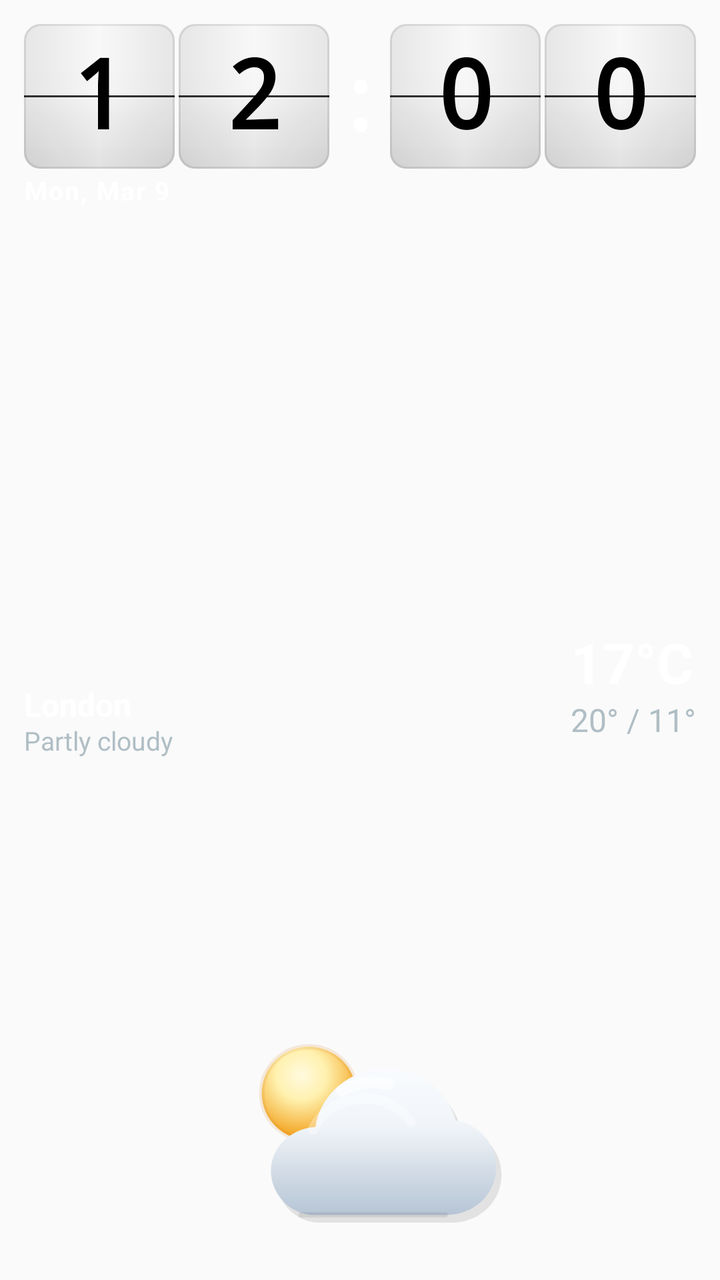
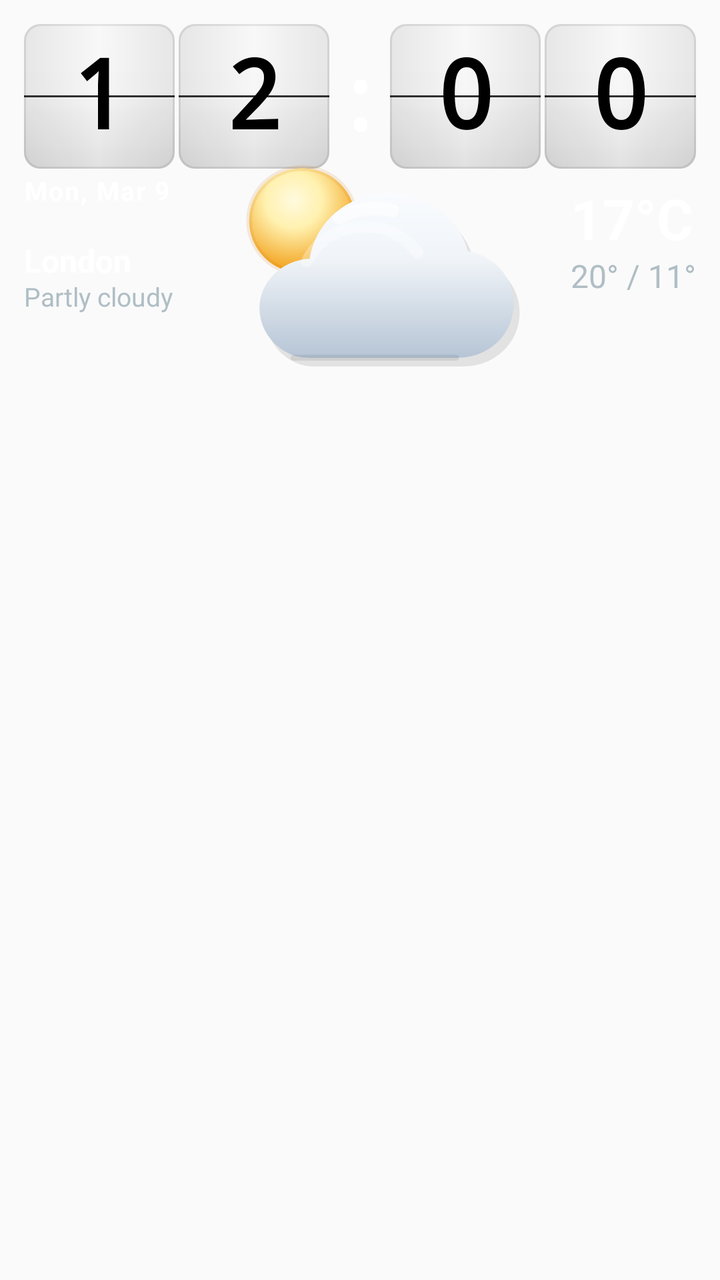

The first picture is an Android layout as it rendered before a commit; the second is the same layout after the commit. The layout source and the unified diff follow.
<!-- AndroidManifest.xml: application theme Theme.ClockWeatherWidget -->
<!-- res/layout/widget_compact_preview.xml -->
<?xml version="1.0" encoding="utf-8"?>
<LinearLayout xmlns:android="http://schemas.android.com/apk/res/android"
    xmlns:tools="http://schemas.android.com/tools"
    android:layout_width="match_parent"
    android:layout_height="match_parent"
    android:background="@android:color/transparent"
    android:clipChildren="false"
    android:clipToPadding="false"
    android:orientation="vertical"
    android:padding="12dp"
    tools:ignore="HardcodedText">

    <include
        layout="@layout/widget_clock_block_preview"
        android:layout_width="match_parent"
        android:layout_height="wrap_content" />

    <TextView
        android:layout_width="wrap_content"
        android:layout_height="wrap_content"
        android:layout_gravity="start"
        android:layout_marginTop="2dp"
        android:layout_marginStart="0dp"
        android:text="Mon, Mar 9"
        android:textColor="@color/widget_text_primary"
        android:textSize="13sp"
        android:textStyle="bold"
        android:letterSpacing="0.05" />

    <include
        layout="@layout/widget_weather_card_preview"
        android:layout_width="match_parent"
        android:layout_height="0dp"
        android:layout_weight="1"
        android:layout_marginTop="2dp" />

</LinearLayout>
<!-- res/layout/widget_clock_block_preview.xml (included above) -->
﻿<?xml version="1.0" encoding="utf-8"?>

<LinearLayout xmlns:android="http://schemas.android.com/apk/res/android"
    xmlns:tools="http://schemas.android.com/tools"
    android:layout_width="match_parent"
    android:layout_height="wrap_content"
    android:gravity="center_vertical"
    android:orientation="horizontal"
    tools:ignore="HardcodedText">

    <FrameLayout
        android:layout_width="0dp"
        android:layout_height="wrap_content"
        android:layout_weight="2">

        <LinearLayout
            android:layout_width="match_parent"
            android:layout_height="wrap_content"
            android:orientation="horizontal">

            <FrameLayout
                android:layout_width="0dp"
                android:layout_height="wrap_content"
                android:layout_weight="1">

                <TextView
                    android:layout_width="match_parent"
                    android:layout_height="wrap_content"
                    android:background="@drawable/flip_digit_bg_light"
                    android:fontFamily="monospace"
        android:fontFeatureSettings="tnum"
                    android:gravity="center"
                    android:includeFontPadding="false"
                    android:padding="8dp"
                    android:text="1"
                    android:textColor="@color/flip_digit_text_light"
                    android:textSize="48sp"
                    android:textStyle="bold" />

                <FrameLayout
                    android:layout_width="match_parent"
                    android:layout_height="1dp"
                    android:layout_gravity="center_vertical"
                    android:background="@drawable/flip_hinge_line" />
            </FrameLayout>

            <FrameLayout
                android:layout_width="0dp"
                android:layout_height="wrap_content"
                android:layout_marginStart="@dimen/flip_digit_gap"
                android:layout_weight="1">

                <TextView
                    android:layout_width="match_parent"
                    android:layout_height="wrap_content"
                    android:background="@drawable/flip_digit_bg_light"
                    android:fontFamily="monospace"
        android:fontFeatureSettings="tnum"
                    android:gravity="center"
                    android:includeFontPadding="false"
                    android:padding="8dp"
                    android:text="2"
                    android:textColor="@color/flip_digit_text_light"
                    android:textSize="48sp"
                    android:textStyle="bold" />

                <FrameLayout
                    android:layout_width="match_parent"
                    android:layout_height="1dp"
                    android:layout_gravity="center_vertical"
                    android:background="@drawable/flip_hinge_line" />
            </FrameLayout>
        </LinearLayout>
    </FrameLayout>

    <TextView
        android:layout_width="wrap_content"
        android:layout_height="wrap_content"
        android:layout_marginStart="@dimen/flip_digit_gap"
        android:layout_marginEnd="@dimen/flip_digit_gap"
        android:fontFamily="monospace"
        android:fontFeatureSettings="tnum"
        android:gravity="center"
        android:text=":"
        android:textColor="@android:color/white"
        android:textSize="44sp"
        android:textStyle="bold" />

    <FrameLayout
        android:layout_width="0dp"
        android:layout_height="wrap_content"
        android:layout_weight="2">

        <LinearLayout
            android:layout_width="match_parent"
            android:layout_height="wrap_content"
            android:orientation="horizontal">

            <FrameLayout
                android:layout_width="0dp"
                android:layout_height="wrap_content"
                android:layout_weight="1">

                <TextView
                    android:layout_width="match_parent"
                    android:layout_height="wrap_content"
                    android:background="@drawable/flip_digit_bg_light"
                    android:fontFamily="monospace"
        android:fontFeatureSettings="tnum"
                    android:gravity="center"
                    android:includeFontPadding="false"
                    android:padding="8dp"
                    android:text="0"
                    android:textColor="@color/flip_digit_text_light"
                    android:textSize="48sp"
                    android:textStyle="bold" />

                <FrameLayout
                    android:layout_width="match_parent"
                    android:layout_height="1dp"
                    android:layout_gravity="center_vertical"
                    android:background="@drawable/flip_hinge_line" />
            </FrameLayout>

            <FrameLayout
                android:layout_width="0dp"
                android:layout_height="wrap_content"
                android:layout_marginStart="@dimen/flip_digit_gap"
                android:layout_weight="1">

                <TextView
                    android:layout_width="match_parent"
                    android:layout_height="wrap_content"
                    android:background="@drawable/flip_digit_bg_light"
                    android:fontFamily="monospace"
        android:fontFeatureSettings="tnum"
                    android:gravity="center"
                    android:includeFontPadding="false"
                    android:padding="8dp"
                    android:text="0"
                    android:textColor="@color/flip_digit_text_light"
                    android:textSize="48sp"
                    android:textStyle="bold" />

                <FrameLayout
                    android:layout_width="match_parent"
                    android:layout_height="1dp"
                    android:layout_gravity="center_vertical"
                    android:background="@drawable/flip_hinge_line" />
            </FrameLayout>
        </LinearLayout>
    </FrameLayout>

</LinearLayout>
<!-- res/layout/widget_weather_card_preview.xml (included above) -->
<?xml version="1.0" encoding="utf-8"?>
<FrameLayout xmlns:android="http://schemas.android.com/apk/res/android"
    xmlns:tools="http://schemas.android.com/tools"
    android:layout_width="match_parent"
    android:layout_height="wrap_content"
    android:minHeight="72dp"
    android:background="@android:color/transparent"
    android:clipChildren="false"
    android:clipToPadding="false"
    tools:ignore="HardcodedText">

    <ImageView
        android:layout_width="196dp"
        android:layout_height="126dp"
        android:layout_gravity="bottom|center_horizontal"
        android:paddingBottom="16dp"
        android:contentDescription="@null"
        android:scaleType="fitCenter"
        android:src="@drawable/ic_widget_weather_partly_cloudy_day" />

    
    <LinearLayout
        android:layout_width="wrap_content"
        android:layout_height="wrap_content"
        android:layout_gravity="start|center_vertical"
        android:layout_marginBottom="6dp"
        android:orientation="vertical">

        <TextView
            android:layout_width="wrap_content"
            android:layout_height="wrap_content"
            android:ellipsize="end"
            android:includeFontPadding="false"
            android:maxWidth="132dp"
            android:maxLines="1"
            android:text="London"
            android:textColor="@color/widget_text_primary"
            android:textSize="16sp"
            android:textStyle="bold" />

        <TextView
            android:layout_width="wrap_content"
            android:layout_height="wrap_content"
            android:ellipsize="end"
            android:includeFontPadding="false"
            android:layout_marginTop="1dp"
            android:maxLines="1"
            android:text="Partly cloudy"
            android:textColor="@color/widget_text_secondary"
            android:textSize="13sp" />
    </LinearLayout>

    
    <LinearLayout
        android:layout_width="wrap_content"
        android:layout_height="wrap_content"
        android:layout_gravity="end|center_vertical"
        android:layout_marginBottom="24dp"
        android:orientation="vertical">

        <TextView
            android:layout_width="wrap_content"
            android:layout_height="wrap_content"
            android:gravity="end"
            android:includeFontPadding="false"
            android:text="17°C"
            android:textColor="@color/widget_text_primary"
            android:textSize="28sp"
            android:textStyle="bold" />

        <TextView
            android:layout_width="wrap_content"
            android:layout_height="wrap_content"
            android:layout_marginTop="2dp"
            android:gravity="end"
            android:includeFontPadding="false"
            android:text="20° / 11°"
            android:textColor="@color/widget_text_secondary"
            android:textSize="16sp" />
    </LinearLayout>
</FrameLayout>
<!-- resources referenced by this layout -->
<resources>
  <color name="flip_digit_text_light">#000000</color>
  <color name="widget_text_primary">#FFFFFF</color>
  <color name="widget_text_secondary">#B0BEC5</color>
  <dimen name="flip_digit_gap">2dp</dimen>
  <!-- drawable flip_digit_bg_light (drawable) -->
  <?xml version="1.0" encoding="utf-8"?>
  <layer-list xmlns:android="http://schemas.android.com/apk/res/android">
  	<item>
  		<shape android:shape="rectangle">
  			<solid android:color="@color/flip_tile_light_base" />
  			<corners android:radius="8dp" />
  		</shape>
  	</item>
  
  	<item>
  		<shape android:shape="rectangle">
  			<gradient
  				android:angle="270"
  				android:startColor="@color/flip_tile_light_highlight_start"
  				android:centerColor="@color/flip_tile_light_highlight_center"
  				android:centerY="0.46"
  				android:endColor="@color/flip_tile_light_highlight_end" />
  			<corners android:radius="8dp" />
  		</shape>
  	</item>
  
  	<item>
  		<shape android:shape="rectangle">
  			<gradient
  				android:angle="0"
  				android:startColor="@color/flip_tile_light_side_shade"
  				android:centerColor="@android:color/transparent"
  				android:centerX="0.50"
  				android:endColor="@color/flip_tile_light_side_shade" />
  			<corners android:radius="8dp" />
  		</shape>
  	</item>
  
  	<item>
  		<shape android:shape="rectangle">
  			<stroke
  				android:width="1dp"
  				android:color="@color/flip_tile_light_border" />
  			<corners android:radius="8dp" />
  		</shape>
  	</item>
  </layer-list>
  <!-- drawable flip_hinge_line (drawable) -->
  <?xml version="1.0" encoding="utf-8"?>
  <layer-list xmlns:android="http://schemas.android.com/apk/res/android">
      
      <item>
          <shape android:shape="rectangle">
              <solid android:color="@color/flip_hinge_shadow" />
          </shape>
      </item>
      
      <item android:top="1dp">
          <shape android:shape="rectangle">
              <solid android:color="@color/flip_hinge_highlight" />
          </shape>
      </item>
  </layer-list>
  <!-- drawable ic_widget_weather_partly_cloudy_day: vector/xml drawable (drawable, 2734 chars, omitted) -->
  <style name="Theme.ClockWeatherWidget" parent="Theme.AppCompat.Light.NoActionBar">
          <item name="colorPrimary">@color/primary</item>
          <item name="android:statusBarColor">@color/primary</item>
      </style>
  <color name="flip_tile_light_base">#F7F7F7</color>
  <color name="flip_tile_light_highlight_start">#30FFFFFF</color>
  <color name="flip_tile_light_highlight_center">#14FFFFFF</color>
  <color name="flip_tile_light_highlight_end">#16000000</color>
  <color name="flip_tile_light_side_shade">#12000000</color>
  <color name="flip_tile_light_border">#16000000</color>
  <color name="flip_hinge_shadow">#CC000000</color>
  <color name="flip_hinge_highlight">#28FFFFFF</color>
  <color name="primary">#1565C0</color>
</resources>

<!-- the commit's change to res/layout/widget_compact_preview.xml (unified diff, before → after) -->
@@ -30,8 +30,7 @@
     <include
         layout="@layout/widget_weather_card_preview"
         android:layout_width="match_parent"
-        android:layout_height="0dp"
-        android:layout_weight="1"
+        android:layout_height="wrap_content"
         android:layout_marginTop="2dp" />
 
 </LinearLayout>
@@ -196,7 +195,6 @@
     xmlns:tools="http://schemas.android.com/tools"
     android:layout_width="match_parent"
     android:layout_height="wrap_content"
-    android:minHeight="72dp"
     android:background="@android:color/transparent"
     android:clipChildren="false"
     android:clipToPadding="false"
@@ -206,7 +204,11 @@
         android:layout_width="196dp"
         android:layout_height="126dp"
         android:layout_gravity="bottom|center_horizontal"
-        android:paddingBottom="16dp"
+        android:layout_marginTop="-126dp"
+        android:paddingStart="2dp"
+        android:paddingTop="2dp"
+        android:paddingEnd="2dp"
+        android:paddingBottom="0dp"
         android:contentDescription="@null"
         android:scaleType="fitCenter"
         android:src="@drawable/ic_widget_weather_partly_cloudy_day" />
